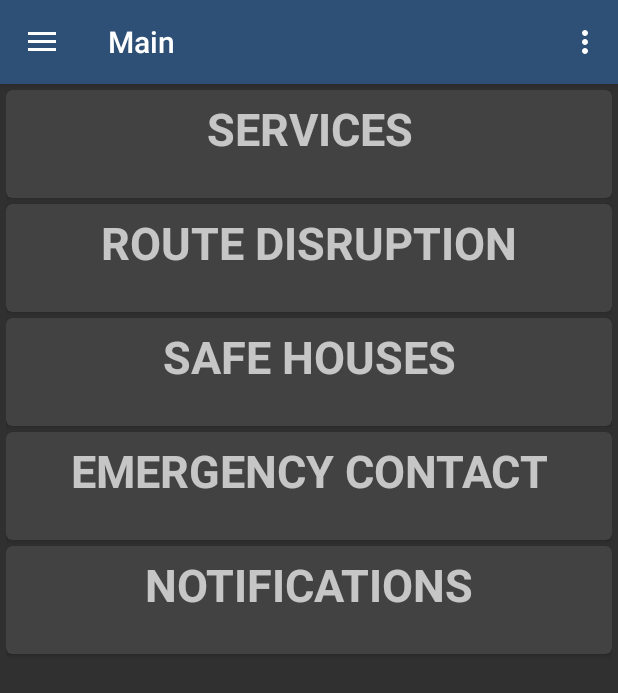
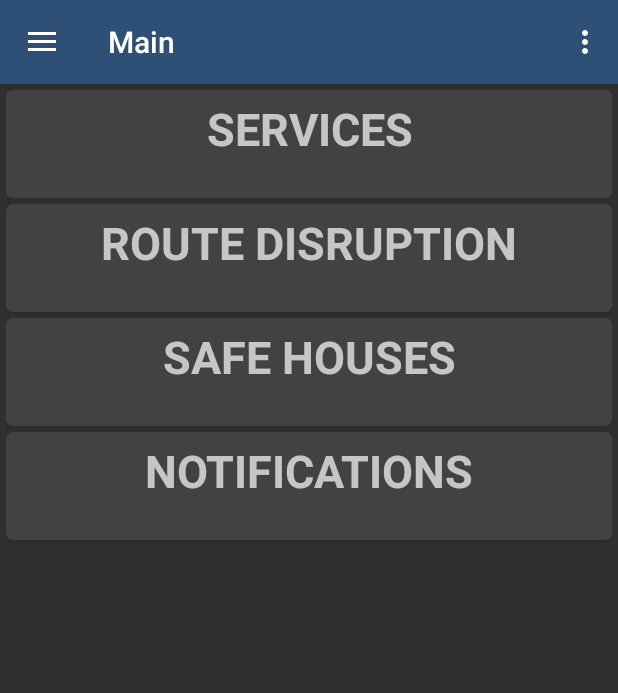
Before and after one commit to SaiArrow/EmergencyApp, an Android app: the MainActivity2 screen opened directly, with no data from a screen before it, on a phone screen of 412 x 824 dp. Shown: the top 693 px of the screen. Run offline under Robolectric (Android 15) with nearby library versions, the light colour scheme and no system bars.

Commit message:
Additional Activities

```diff
--- a/app/src/main/java/thedorkknightrises/emergencyapp/ui/MainActivity2.java
+++ b/app/src/main/java/thedorkknightrises/emergencyapp/ui/MainActivity2.java
@@ -29,17 +29,7 @@ public class MainActivity2 extends AppCompatActivity
 
 
         CardView but,but1,but2;
-        but=(CardView)findViewById(R.id.card3);
 
-        but.setOnClickListener(new View.OnClickListener() {
-            @Override
-            public void onClick(View view) {
-                Intent myIntent3 = new Intent(MainActivity2.this,EmergencyActivity.class);
-                startActivity(myIntent3);
-
-
-            }
-        });
         but1=(CardView)findViewById(R.id.card1) ;
         but1.setOnClickListener(new View.OnClickListener() {
             @Override
@@ -117,6 +107,11 @@ public class MainActivity2 extends AppCompatActivity
         } else if (id == R.id.nav_feed) {
             startActivity(new Intent(this, FeedActivity.class));
         }
+            else if(id == R.id.nav_help)
+        {
+            startActivity(new Intent(this, EmergencyActivity.class));
+
+        }
 
         DrawerLayout drawer = (DrawerLayout) findViewById(R.id.drawer_layout);
         drawer.closeDrawer(GravityCompat.START);
--- a/app/src/main/res/layout/content_main.xml
+++ b/app/src/main/res/layout/content_main.xml
@@ -32,7 +32,7 @@
             android:padding="5dp"
             android:gravity="center_horizontal"
             android:textSize="30sp"
-            android:textStyle="bold"/>
+            android:textStyle="bold" />
 
     </android.support.v7.widget.CardView>
 
@@ -57,31 +57,6 @@
             android:gravity="center_horizontal"
             android:textSize="30sp"
             android:textStyle="bold"/>
-
-
-    </android.support.v7.widget.CardView>
-
-    <android.support.v7.widget.CardView
-
-        android:id="@+id/card3"
-        android:layout_gravity="center"
-        android:layout_width="match_parent"
-        android:layout_height="72dp"
-        card_view:cardCornerRadius="4dp"
-        android:layout_marginTop="4dp"
-        android:layout_below="@+id/card4"
-        android:layout_alignParentEnd="true"
-        android:layout_alignParentRight="true">
-
-        <TextView
-            android:id="@+id/info3"
-            android:layout_width="match_parent"
-            android:layout_height="match_parent"
-            android:padding="5dp"
-            android:gravity="center_horizontal"
-            android:textSize="30sp"
-            android:textStyle="bold"
-            android:text="EMERGENCY CONTACT"/>
 
 
     </android.support.v7.widget.CardView>
@@ -118,7 +93,7 @@
         android:layout_width="match_parent"
         android:layout_height="72dp"
         card_view:cardCornerRadius="4dp"
-        android:layout_below="@+id/card3"
+        android:layout_below="@+id/card4"
         android:layout_alignParentEnd="true"
         android:layout_alignParentRight="true"
         android:layout_marginTop="4dp">
--- a/app/src/main/res/menu/activity_main_drawer.xml
+++ b/app/src/main/res/menu/activity_main_drawer.xml
@@ -4,16 +4,20 @@
     <group>
         <item
             android:id="@+id/nav_safety"
-            android:icon="@drawable/ic_cancel"
+            android:icon="@drawable/safety"
             android:title="Safety Tips" />
         <item
             android:id="@+id/nav_emergency_contacts"
-            android:icon="@drawable/ic_cancel"
+            android:icon="@drawable/pec"
             android:title="Personal Emergency Contacts" />
         <item
             android:id="@+id/nav_feed"
-            android:icon="@drawable/ic_cancel"
+            android:icon="@drawable/news"
             android:title="Newsfeed" />
+        <item
+            android:id="@+id/nav_help"
+            android:icon="@drawable/help"
+            android:title="Helpline" />
     </group>
 
 
```
